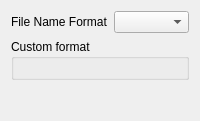
This is tomviz/acquisition/BasicFormatWidget.ui in OpenChemistry/tomviz as Qt 5 draws it before an edit. The edited form follows.
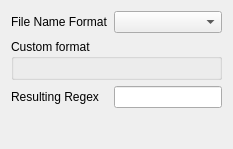
This is the edited form. Custom widgets are drawn as their Qt base class.

Patch:
```diff
--- a/tomviz/acquisition/BasicFormatWidget.ui
+++ b/tomviz/acquisition/BasicFormatWidget.ui
@@ -17,6 +17,17 @@
      </property>
     </widget>
    </item>
+   <item row="2" column="0">
+    <widget class="QLabel" name="fileNameFormatLabel">
+     <property name="text">
+      <string>Resulting Regex</string>
+     </property>
+    </widget>
+   </item>
+   <item row="2" column="1">
+    <widget class="QLineEdit" name="regexDisplay">
+    </widget>
+   </item>
    <item row="1" column="0" colspan="2">
     <widget class="QGroupBox" name="customGroupBox">
      <property name="title">
@@ -29,7 +40,7 @@
      </layout>
     </widget>
    </item>
-   <item row="2" column="0" colspan="2">
+   <item row="3" column="0" colspan="2">
     <spacer name="vBottomSpacer3">
      <property name="orientation">
       <enum>Qt::Vertical</enum>
```
